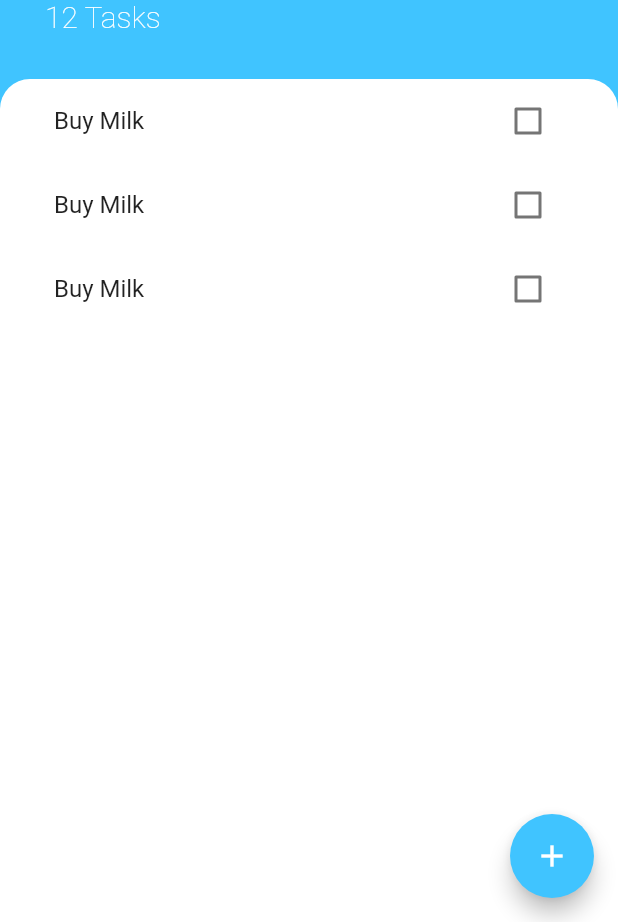
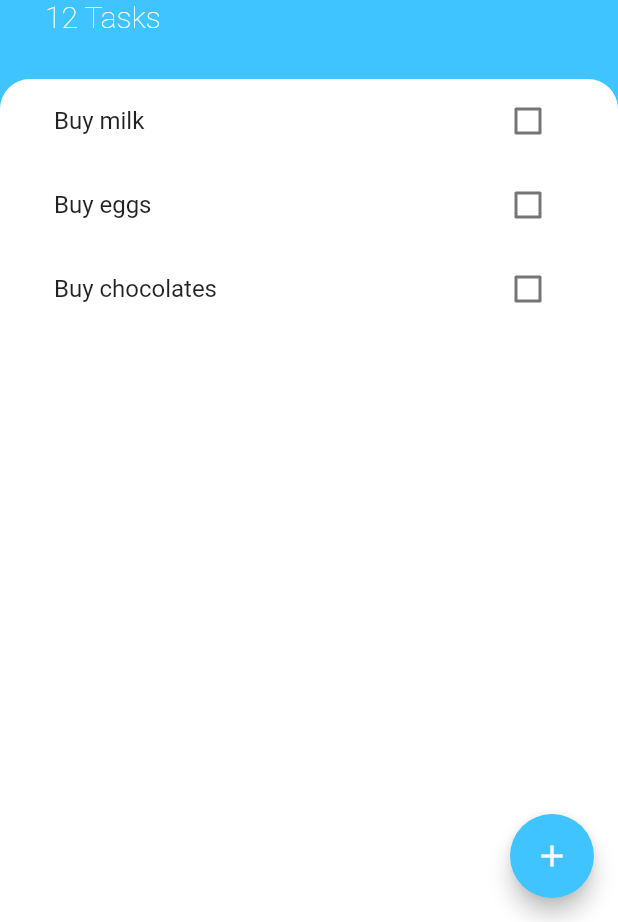
Before and after one commit to NsAveek/flutter-toDoApp, a Flutter app: the screen it shows after launch, on a phone screen of 412 x 824 dp, the part 314-1236 px from its top. Run offline on Flutter 3.47's test engine with Material 2 defaults, Android fonts, the phone set to English and light mode, and no system bars.

Commit message:
Update the list with Add Task Screen

```diff
--- /dev/null
+++ b/lib/models/tasks.dart
@@ -0,0 +1,14 @@
+import 'package:flutter/material.dart';
+
+class Task{
+
+  final String name;
+  bool isDone;
+
+  Task({this.name, this.isDone = false});
+
+  void toggleDone(){
+    isDone = !isDone;
+  }
+
+}
--- /dev/null
+++ b/lib/screens/add_tasks_screen.dart
@@ -0,0 +1,20 @@
+import 'package:flutter/material.dart';
+
+class AddTaskScreen extends StatelessWidget {
+  @override
+  Widget build(BuildContext context) {
+    return Container(
+      color: Color(0xff757575),
+      child: Container(
+        padding: EdgeInsets.all(20.0),
+        decoration: BoxDecoration(
+          color: Colors.white,
+          borderRadius: BorderRadius.only(
+            topLeft: Radius.circular(20),
+            topRight: Radius.circular(20)
+          )
+        ),
+      ),
+    );
+  }
+}
--- a/lib/screens/tasks_screens.dart
+++ b/lib/screens/tasks_screens.dart
@@ -1,7 +1,20 @@
 import 'package:flutter/material.dart';
+import 'package:todoey/models/tasks.dart';
+import 'package:todoey/screens/add_tasks_screen.dart';
 import 'package:todoey/widgets/tasks_list.dart';
 
-class TasksScreen extends StatelessWidget {
+class TasksScreen extends StatefulWidget {
+  @override
+  _TasksScreenState createState() => _TasksScreenState();
+}
+
+class _TasksScreenState extends State<TasksScreen> {
+  List<Task> tasks = [
+    Task(name: 'Buy milk'),
+    Task(name: 'Buy eggs', isDone: false),
+    Task(name: 'Buy chocolates'),
+  ];
+
   Widget buildBottomSheet(BuildContext context) {
     return Container();
   }
@@ -17,7 +30,8 @@ class TasksScreen extends StatelessWidget {
           backgroundColor: Colors.lightBlueAccent,
           child: Icon(Icons.add),
           onPressed: () {
-            showModalBottomSheet(context: context, builder: buildBottomSheet);
+            AddTaskScreen();
+//            showModalBottomSheet(context: context, builder: AddTaskScreen());
           },
         ),
       ),
@@ -69,7 +83,7 @@ class TasksScreen extends StatelessWidget {
                       topLeft: Radius.circular(20),
                       topRight: Radius.circular(20),
                     )),
-                child: TasksList()),
+                child: TasksList(tasks: tasks,)),
           )
         ],
       ),
--- a/lib/widgets/tasks_list.dart
+++ b/lib/widgets/tasks_list.dart
@@ -1,16 +1,33 @@
 import 'package:flutter/material.dart';
+import 'package:todoey/models/tasks.dart';
 
 import 'tasks_tile.dart';
 
-class TasksList extends StatelessWidget {
+class TasksList extends StatefulWidget {
+
+  final List<Task> tasks;
+
+  TasksList({this.tasks});
+
+  @override
+  _TasksListState createState() => _TasksListState();
+}
+
+class _TasksListState extends State<TasksList> {
+
   @override
   Widget build(BuildContext context) {
-    return ListView(
-      children: <Widget>[
-        TaskTile(),
-        TaskTile(),
-        TaskTile(),
-      ],
+    return ListView.builder(itemBuilder: (context, index) {
+      return TaskTile(
+        taskTitle: widget.tasks[index].name,
+        isChecked: widget.tasks[index].isDone,
+        checkBoxCallBack : (checkBoxState){
+          setState(() {
+            widget.tasks[index].toggleDone();
+          });
+        }
+      );
+    },itemCount: widget.tasks.length,
     );
   }
 }
--- a/lib/widgets/tasks_tile.dart
+++ b/lib/widgets/tasks_tile.dart
@@ -1,49 +1,63 @@
 import 'package:flutter/material.dart';
 
-class TaskTile extends StatefulWidget {
-  @override
-  _TaskTileState createState() => _TaskTileState();
-}
+/*
+* Stateful Widget => Can have properties that can vary
+*                 => Allow setState() to update the screen
+* Stateless Widget => Can not have properties that can vary
+*                  => There is no state to set, so setState() not applicable
+*
+* No need to have two Stateless widget at the same place rather we should marge it wherever possible
+*
+* */
 
-class _TaskTileState extends State<TaskTile> {
-  bool isChecked = false;
+
+class TaskTile extends StatelessWidget {
+  final bool isChecked;
+  final String taskTitle;
+  final Function checkBoxCallBack;
+
+  TaskTile({this.isChecked, this.taskTitle, this.checkBoxCallBack});
 
   void checkBoxOnCheckedChange(newCheckedVal) {
-    setState(() {
-      isChecked = newCheckedVal;
-    });
+  //    setState(() {
+  //      isChecked = newCheckedVal;
+  //    });
   }
 
   @override
   Widget build(BuildContext context) {
     return ListTile(
       title: Text(
-        'Buy Milk',
-        style: TextStyle(decoration: isChecked?TextDecoration.lineThrough : TextDecoration.none),
+        taskTitle,
+        style: TextStyle(decoration: isChecked? TextDecoration.lineThrough : TextDecoration.none),
       ),
-      trailing: TaskCheckBox(
-        isChecked: isChecked,
-        onCheckedChange: checkBoxOnCheckedChange,
-      ),
+      trailing: Checkbox(
+        activeColor: Colors.lightBlueAccent,
+        value: isChecked,
+        onChanged: checkBoxCallBack,
+      )
     );
   }
 }
-
-class TaskCheckBox extends StatelessWidget {
-  final bool isChecked;
-  final Function onCheckedChange;
-
-  TaskCheckBox({this.isChecked, this.onCheckedChange});
-
-  @override
-  Widget build(BuildContext context) {
-    return Checkbox(
-      activeColor: Colors.lightBlueAccent,
-      value: isChecked,
-      onChanged: onCheckedChange,
-    );
-  }
-}
+//TaskCheckBox(
+//isChecked: isChecked,
+//onCheckedChange: checkBoxOnCheckedChange,
+//),
+//class TaskCheckBox extends StatelessWidget {
+//  final bool isChecked;
+//  final Function onCheckedChange;
+//
+//  TaskCheckBox({this.isChecked, this.onCheckedChange});
+//
+//  @override
+//  Widget build(BuildContext context) {
+//    return Checkbox(
+//      activeColor: Colors.lightBlueAccent,
+//      value: isChecked,
+//      onChanged: onCheckedChange,
+//    );
+//  }
+//}
 
 //
 //class TaskCheckBox extends StatefulWidget {
```
